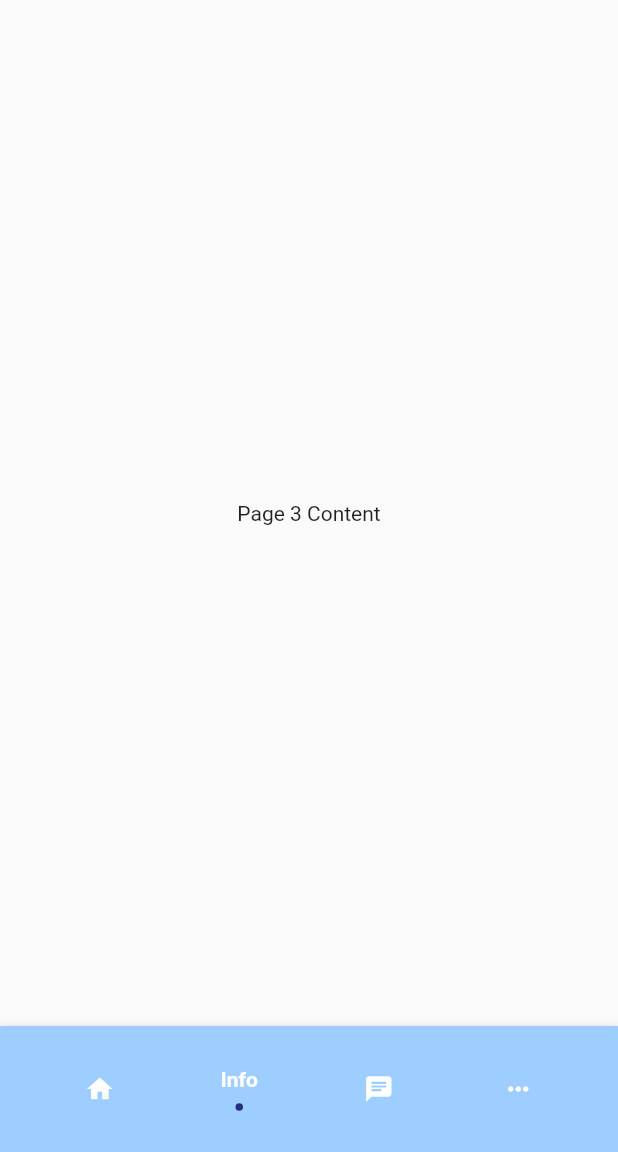
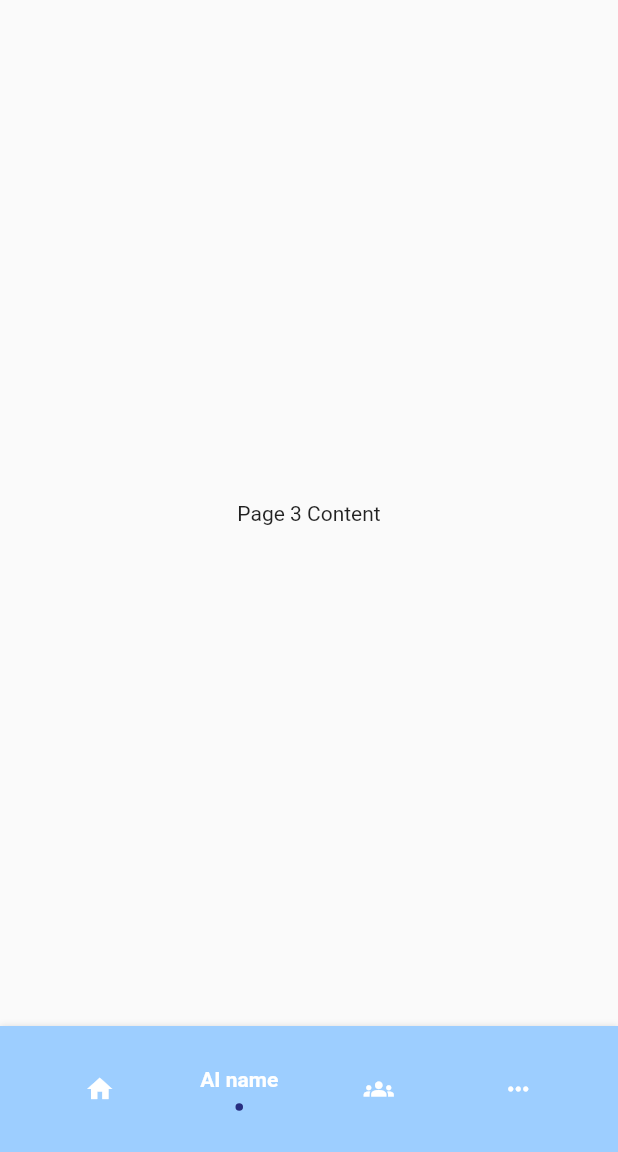
Before and after one commit to neminsheth/mental-health-assistant, a Flutter app: the screen it shows after launch, item 2 of the bottom bar chosen, on a phone screen of 412 x 824 dp, the part 84-1236 px from its top. Run offline on Flutter 3.47's test engine with Material 2 defaults, Android fonts, the phone set to English and light mode, and no system bars; drawn by our look-alikes of flashy_tab_bar2; our stand-ins replace flutter_svg; missing offline and left inert: video_thumbnail_imageview.

Commit message:
Before presentation

```diff
--- a/lib/home.dart
+++ b/lib/home.dart
@@ -45,12 +45,12 @@ class _HomePageState extends State<HomePage> {
             title: Text('Feed', style: TextStyle(color: AppColors.white)),
             ),
           FlashyTabBarItem(
-            icon: Icon(Icons.info, color: AppColors.white),
-            title: Text('Info', style: TextStyle(color: AppColors.white)),
+            icon: Icon(Icons.emoji_emotions, color: AppColors.white),
+            title: Text('AI name', style: TextStyle(color: AppColors.white)),
           ),
           FlashyTabBarItem(
-            icon: Icon(Icons.chat, color: AppColors.white),
-            title: Text('Chat', style: TextStyle(color: AppColors.white)),
+            icon: Icon(Icons.groups, color: AppColors.white),
+            title: Text('Community', style: TextStyle(color: AppColors.white)),
           ),
           FlashyTabBarItem(
             icon: Icon(Icons.more_horiz, color: AppColors.white),
--- a/lib/main.dart
+++ b/lib/main.dart
@@ -10,6 +10,7 @@ class MyApp extends StatelessWidget {
   @override
   Widget build(BuildContext context) {
     return MaterialApp(
+      debugShowCheckedModeBanner: false,
       title: 'AI Mental Health',
       theme: ThemeData(
         primarySwatch: Colors.blue,
```
